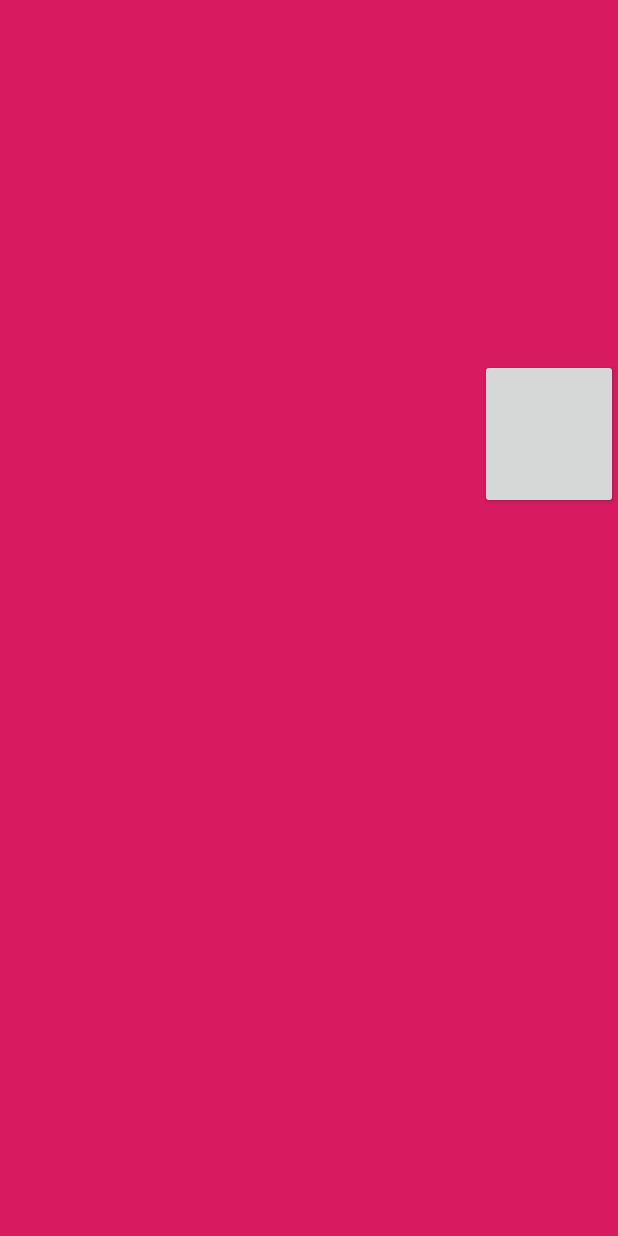
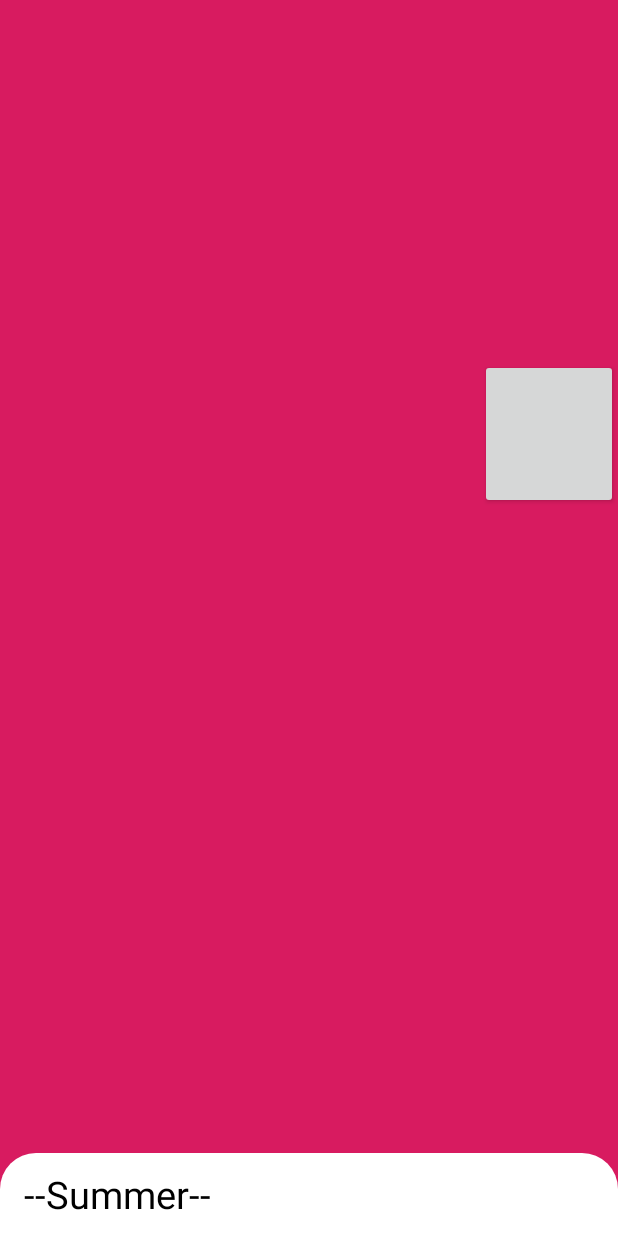
Before and after one commit to Naomath/Sense, an Android app: the screen it shows after launch (MainActivity), on a phone screen of 412 x 824 dp. Run offline under Robolectric (Android 15) with nearby library versions, the phone set to English and light mode, and no system bars; our stand-ins replace CircleImageView; libraries missing offline, so code that uses them is left out: com.varunest.sparkbutton; plain views replace SparkButton; 3 statements that could not run were skipped.

Commit message:
fashionの雛形が完成

```diff
--- a/app/build.gradle
+++ b/app/build.gradle
@@ -38,6 +38,10 @@ dependencies {
 
     //Libraries
     implementation 'com.android.support:design:28.0.0'
+
     implementation 'com.github.varunest:sparkbutton:1.0.6'
 
+    implementation 'de.hdodenhof:circleimageview:3.0.0'
+
+
 }
--- a/app/src/main/AndroidManifest.xml
+++ b/app/src/main/AndroidManifest.xml
@@ -1,5 +1,6 @@
 <?xml version="1.0" encoding="utf-8"?>
 <manifest xmlns:android="http://schemas.android.com/apk/res/android"
+    xmlns:tools="http://schemas.android.com/tools"
     package="com.sense.naoto.sense">
 
     <application
--- a/app/src/main/java/com/sense/naoto/sense/FashionSwipe/FashionFragment.java
+++ b/app/src/main/java/com/sense/naoto/sense/FashionSwipe/FashionFragment.java
@@ -3,15 +3,20 @@ package com.sense.naoto.sense.FashionSwipe;
 import android.content.Context;
 import android.net.Uri;
 import android.os.Bundle;
+import android.support.annotation.NonNull;
+import android.support.design.widget.BottomSheetBehavior;
 import android.support.v4.app.Fragment;
 import android.view.LayoutInflater;
 import android.view.View;
 import android.view.ViewGroup;
+import android.widget.Button;
 import android.widget.ImageView;
 import android.widget.TextView;
 
 import com.sense.naoto.sense.R;
 import com.sense.naoto.sense.classes.Fashion;
+import com.varunest.sparkbutton.SparkButton;
+import com.varunest.sparkbutton.SparkEventListener;
 
 public class FashionFragment extends Fragment {
     /*
@@ -62,6 +67,42 @@ public class FashionFragment extends Fragment {
     public void setViews(){
         ImageView fashionImage = mView.findViewById(R.id.fashionImageView);
         fashionImage.setImageResource(mFashion.getImageCode());
+
+        SparkButton favButton = mView.findViewById(R.id.fav_button);
+        favButton.setEventListener(new SparkEventListener(){
+            @Override
+            public void onEvent(ImageView button, boolean buttonState) {
+                if (buttonState) {
+                    // Button is active
+                    //TODO:favのボタンの処理
+                } else {
+                    // Button is inactive
+                    //TODO:favのボタンの処理
+                }
+            }
+
+            @Override
+            public void onEventAnimationEnd(ImageView button, boolean buttonState) {}
+
+            @Override
+            public void onEventAnimationStart(ImageView button, boolean buttonState) {}
+        });
+
+        View bottomSheet = mView.findViewById(R.id.description_bottom_sheet);
+        BottomSheetBehavior behavior = BottomSheetBehavior.from(bottomSheet);
+        behavior.setBottomSheetCallback(new BottomSheetBehavior.BottomSheetCallback() {
+            @Override
+            public void onStateChanged(@NonNull View view, int i) {
+
+            }
+
+            @Override
+            public void onSlide(@NonNull View view, float v) {
+
+            }
+        });
+
     }
 
+
 }
--- /dev/null
+++ b/app/src/main/res/drawable/fashion_description_background.xml
@@ -0,0 +1,8 @@
+<?xml version="1.0" encoding="utf-8"?>
+<shape xmlns:android="http://schemas.android.com/apk/res/android"
+    android:shape="rectangle">
+    <corners
+        android:topLeftRadius="24dp"
+        android:topRightRadius="24dp" />
+    <solid android:color="@color/white" />
+</shape>
--- /dev/null
+++ b/app/src/main/res/layout/description_bottom_sheet_content.xml
@@ -0,0 +1,97 @@
+<?xml version="1.0" encoding="utf-8"?>
+<android.support.constraint.ConstraintLayout xmlns:android="http://schemas.android.com/apk/res/android"
+    xmlns:app="http://schemas.android.com/apk/res-auto"
+    xmlns:tools="http://schemas.android.com/tools"
+    android:id="@+id/description_bottom_sheet"
+    android:layout_width="match_parent"
+    android:layout_height="300dp"
+    android:background="@drawable/fashion_description_background"
+    app:behavior_peekHeight="55dp"
+    app:layout_behavior="@string/bottom_sheet_behavior">
+
+    <!-- タイトル -->
+    <TextView
+        android:id="@+id/title_textView"
+        android:layout_width="wrap_content"
+        android:layout_height="wrap_content"
+        android:layout_marginStart="16dp"
+        android:layout_marginTop="10dp"
+        android:layout_marginEnd="8dp"
+        android:text="--Summer--"
+        android:textColor="@color/black"
+        android:textSize="25sp"
+        app:layout_constraintEnd_toEndOf="parent"
+        app:layout_constraintHorizontal_bias="0.0"
+        app:layout_constraintStart_toStartOf="parent"
+        app:layout_constraintTop_toTopOf="parent" />
+
+
+    <!-- 作品の説明部分 -->
+    <ScrollView
+        android:layout_width="match_parent"
+        android:layout_height="0dp"
+        android:layout_marginTop="10dp"
+        android:layout_marginBottom="71dp"
+        app:layout_constraintBottom_toBottomOf="parent"
+        app:layout_constraintTop_toBottomOf="@+id/title_textView"
+        app:layout_constraintVertical_bias="0.0">
+
+        <LinearLayout
+            android:layout_width="match_parent"
+            android:layout_height="wrap_content"
+            android:orientation="vertical">
+
+            <TextView
+                android:id="@+id/ordinary_description_textView"
+                android:layout_width="match_parent"
+                android:layout_height="wrap_content"
+                android:layout_marginLeft="16dp"
+                android:layout_marginRight="8dp"
+                android:layout_weight="1"
+                android:text="今年の夏こそ、勝負をかけることを考えたお洒落コーデ,まだ春の余韻が残っているところがなお良い。"
+                android:textColor="@color/colorText"
+                android:textSize="14dp" />
+
+            <TextView
+                android:id="@+id/hashtag_description_textView"
+                android:layout_width="match_parent"
+                android:layout_height="wrap_content"
+                android:layout_marginLeft="16dp"
+                android:layout_marginTop="8dp"
+                android:layout_marginRight="16dp"
+                android:layout_weight="1"
+                android:text="#夏 #デート #春の余韻"
+                android:textColor="@color/colorHashtag" />
+
+
+        </LinearLayout>
+    </ScrollView>
+
+
+    <!-- 作者の名前 -->
+    <TextView
+        android:id="@+id/maker_textView"
+        android:layout_width="wrap_content"
+        android:layout_height="wrap_content"
+        android:layout_marginTop="8dp"
+        android:layout_marginEnd="8dp"
+        android:layout_marginBottom="8dp"
+        android:text="Made By ユカ"
+        android:textSize="17dp"
+        app:layout_constraintBottom_toBottomOf="parent"
+        app:layout_constraintEnd_toStartOf="@+id/profile_image"
+        app:layout_constraintTop_toTopOf="@+id/profile_image" />
+
+    <!-- 作者の顔写真 -->
+    <de.hdodenhof.circleimageview.CircleImageView xmlns:app="http://schemas.android.com/apk/res-auto"
+        android:id="@+id/profile_image"
+        android:layout_width="55dp"
+        android:layout_height="55dp"
+        android:layout_marginEnd="8dp"
+        android:layout_marginBottom="8dp"
+        android:src="@drawable/sample_woman_icon"
+        app:civ_border_color="#FF000000"
+        app:civ_border_width="2dp"
+        app:layout_constraintBottom_toBottomOf="parent"
+        app:layout_constraintEnd_toEndOf="parent" />
+</android.support.constraint.ConstraintLayout>
--- a/app/src/main/res/layout/fragment_fashion.xml
+++ b/app/src/main/res/layout/fragment_fashion.xml
@@ -1,19 +1,18 @@
 <?xml version="1.0" encoding="utf-8"?>
-<android.support.constraint.ConstraintLayout
-    xmlns:android="http://schemas.android.com/apk/res/android"
+<android.support.constraint.ConstraintLayout xmlns:android="http://schemas.android.com/apk/res/android"
     xmlns:app="http://schemas.android.com/apk/res-auto"
     xmlns:tools="http://schemas.android.com/tools"
     android:layout_width="match_parent"
     android:layout_height="match_parent"
-    tools:context=".FashionSwipe.FashionFragment"
-    android:background="@color/white">
+    android:background="@color/white"
+    tools:context=".FashionSwipe.FashionFragment">
 
     <ImageView
         android:id="@+id/fashionImageView"
         android:layout_width="0dp"
         android:layout_height="0dp"
+        android:background="@color/colorAccent"
         android:contentDescription="TODO"
-        android:background="@color/colorAccent"
         android:scaleType="centerCrop"
         app:layout_constraintBottom_toBottomOf="parent"
         app:layout_constraintEnd_toEndOf="parent"
@@ -25,7 +24,6 @@
         app:layout_constraintVertical_bias="0.0" />
 
     <ImageView
-        android:id="@+id/imageButton"
         android:layout_width="60dp"
         android:layout_height="60dp"
         android:layout_marginEnd="16dp"
@@ -36,7 +34,7 @@
         app:layout_constraintVertical_bias="0.33999997" />
 
     <com.varunest.sparkbutton.SparkButton
-        android:id="@+id/spark_button"
+        android:id="@+id/fav_button"
         android:layout_width="92dp"
         android:layout_height="100dp"
         app:layout_constraintBottom_toBottomOf="parent"
@@ -48,4 +46,17 @@
         app:sparkbutton_inActiveImage="@drawable/inactive_heart"
         app:sparkbutton_primaryColor="@color/colorAccent" />
 
+    <android.support.design.widget.CoordinatorLayout
+        android:id="@+id/coordinatorLayout"
+        android:layout_width="0dp"
+        android:layout_height="300dp"
+        app:layout_constraintBottom_toBottomOf="parent"
+        app:layout_constraintEnd_toEndOf="parent"
+        app:layout_constraintStart_toStartOf="parent">
+
+        <include layout="@layout/description_bottom_sheet_content" />
+
+    </android.support.design.widget.CoordinatorLayout>
+
+
 </android.support.constraint.ConstraintLayout>
--- a/app/src/main/res/values/colors.xml
+++ b/app/src/main/res/values/colors.xml
@@ -5,4 +5,6 @@
     <color name="colorAccent">#D81B60</color>
     <color name="black">#000000</color>
     <color name="white">#ffffff</color>
+    <color name="colorText">#757575</color>
+    <color name="colorHashtag">#29b6f6</color>
 </resources>
--- a/app/src/main/res/values/strings.xml
+++ b/app/src/main/res/values/strings.xml
@@ -3,4 +3,5 @@
 
     <!-- TODO: Remove or change this placeholder text -->
     <string name="hello_blank_fragment">Hello blank fragment</string>
+    <string name="long_sentence">今年の夏こそ、勝負をかけることを考えたお洒落コーデ,まだ春の余韻が残っているところがなお良い。今年の夏こそ、勝負をかけることを考えたお洒落コーデ,まだ春の余韻が残っているところがなお良い。今年の夏こそ、勝負をかけることを考えたお洒落コーデ,まだ春の余韻が残っているところがなお良い。今年の夏こそ、勝負をかけることを考えたお洒落コーデ,まだ春の余韻が残っているところがなお良い。今年の夏こそ、勝負をかけることを考えたお洒落コーデ,まだ春の余韻が残っているところがなお良い。今年の夏こそ、勝負をかけることを考えたお洒落コーデ,まだ春の余韻が残っているところがなお良い。今年の夏こそ、勝負をかけることを考えたお洒落コーデ,まだ春の余韻が残っているところがなお良い。今年の夏こそ、勝負をかけることを考えたお洒落コーデ,まだ春の余韻が残っているところがなお良い。今年の夏こそ、勝負をかけることを考えたお洒落コーデ,まだ春の余韻が残っているところがなお良い。今年の夏こそ、勝負をかけることを考えたお洒落コーデ,まだ春の余韻が残っているところがなお良い。今年の夏こそ、勝負をかけることを考えたお洒落コーデ,まだ春の余韻が残っているところがなお良い。</string>
 </resources>
```
Also changed, not shown: app/src/main/res/drawable/sample_woman_icon.png (added).
